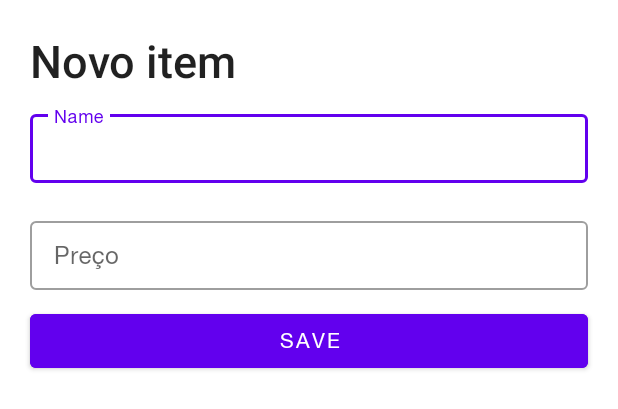
After one commit to dgaguiar/fiap-android-24mob, an Android app: the layout fragment_new_item_sheet.xml on its own in the app's theme, with its tools: preview values and no code run, on a phone screen of 412 x 824 dp. The commit adds this screen. Shown: the top 409 px of the screen. Run offline under Robolectric (Android 15) with nearby library versions, the light colour scheme and no system bars.

Commit message:
add bottonSheet Works

```diff
--- a/SimpleMarketList/app/src/main/java/com/example/simplemarketlist/ui/home/HomeViewModel.kt
+++ b/SimpleMarketList/app/src/main/java/com/example/simplemarketlist/ui/home/HomeViewModel.kt
@@ -17,7 +17,7 @@ class HomeViewModel: ViewModel() {
         items.postValue(list!!)
     }
 
-    fun updateTaskItem(id: UUID, name: String, value: Double) {
+    fun updateTaskItem(id: UUID, name: String, value: String) {
         val list = items.value
         val task = list!!.find { it.id == id }!!
         task.name = name
--- a/SimpleMarketList/app/src/main/java/com/example/simplemarketlist/ui/home/ItemList.kt
+++ b/SimpleMarketList/app/src/main/java/com/example/simplemarketlist/ui/home/ItemList.kt
@@ -4,7 +4,7 @@ import java.util.*
 
 class ItemList (
     var name: String,
-    var value: Double,
+    var value: String,
     var id: UUID = UUID.randomUUID()
     ){
 
--- /dev/null
+++ b/SimpleMarketList/app/src/main/res/layout/fragment_new_item_sheet.xml
@@ -0,0 +1,64 @@
+<?xml version="1.0" encoding="utf-8"?>
+<LinearLayout
+    android:orientation="vertical"
+    xmlns:android="http://schemas.android.com/apk/res/android"
+    xmlns:tools="http://schemas.android.com/tools"
+    android:layout_width="match_parent"
+    android:layout_height="wrap_content"
+    tools:context=".NewTaskSheet">
+
+
+    <TextView
+        android:id="@+id/taskTitle"
+        android:layout_width="match_parent"
+        android:layout_height="wrap_content"
+        android:text="Novo item"
+        android:textSize="30sp"
+        android:layout_marginTop="20dp"
+        android:layout_marginStart="20dp"
+        style="@style/TextAppearance.AppCompat.Title"/>
+
+
+    <com.google.android.material.textfield.TextInputLayout
+        style="@style/Widget.MaterialComponents.TextInputLayout.OutlinedBox.Dense"
+        android:layout_width="match_parent"
+        android:layout_height="wrap_content"
+        android:layout_marginVertical="10dp"
+        android:layout_marginHorizontal="20dp">
+
+        <com.google.android.material.textfield.TextInputEditText
+            android:layout_width="match_parent"
+            android:layout_height="match_parent"
+            android:id="@+id/name"
+            android:hint="Name"/>
+
+    </com.google.android.material.textfield.TextInputLayout>
+
+    <com.google.android.material.textfield.TextInputLayout
+        style="@style/Widget.MaterialComponents.TextInputLayout.OutlinedBox.Dense"
+        android:layout_width="match_parent"
+        android:layout_height="wrap_content"
+        android:layout_marginVertical="10dp"
+        android:layout_marginHorizontal="20dp">
+
+        <com.google.android.material.textfield.TextInputEditText
+            android:layout_width="match_parent"
+            android:layout_height="match_parent"
+            android:id="@+id/value"
+            android:hint="Preço">
+
+        </com.google.android.material.textfield.TextInputEditText>
+
+    </com.google.android.material.textfield.TextInputLayout>
+
+    <com.google.android.material.button.MaterialButton
+        android:id="@+id/saveButton"
+        android:layout_width="match_parent"
+        android:layout_height="wrap_content"
+        android:layout_gravity="center"
+        android:layout_marginHorizontal="20dp"
+        android:backgroundTint="?attr/colorPrimary"
+        android:textColor="?colorOnPrimary"
+        android:text="Save"/>
+
+</LinearLayout>
```
Also changed, not shown: SimpleMarketList/app/src/main/java/com/example/simplemarketlist/ui/home/HomeFragment.kt (+8 -0 lines), SimpleMarketList/app/src/main/java/com/example/simplemarketlist/ui/home/NewItemSheet.kt (added, +59 -0 lines).
